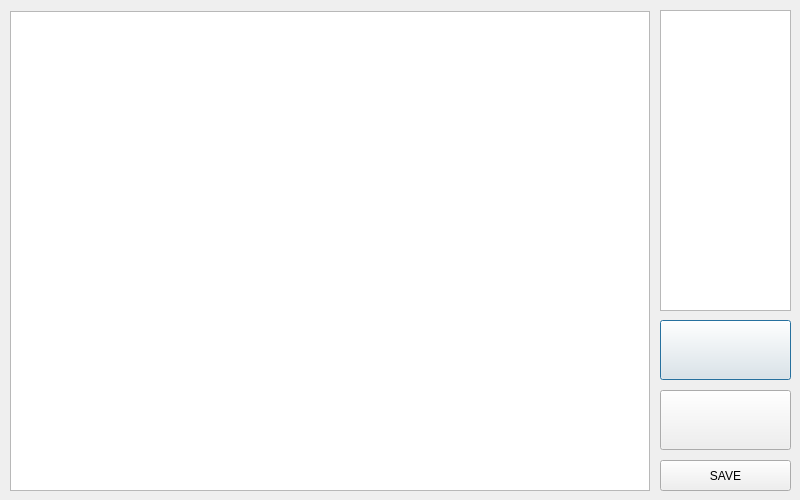
Above: QTFormApp/toolwindow.ui from VASoftLab/QTFormApp before the change. Below: the same form after it.
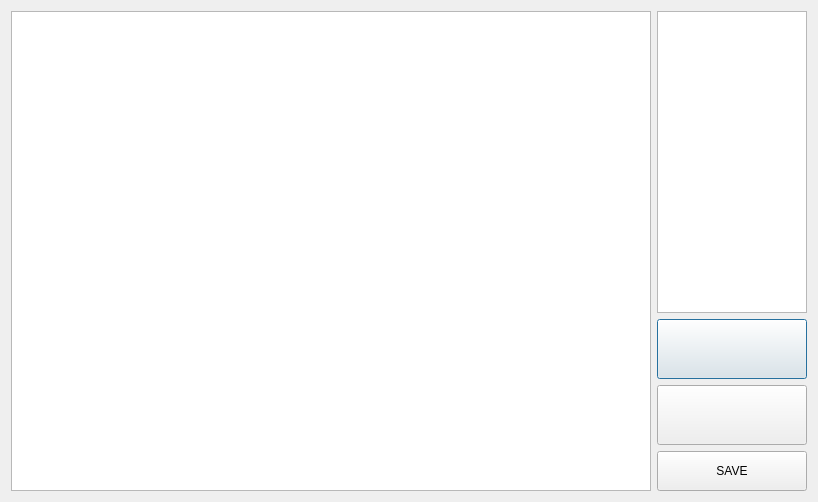
That is the form after the change.

The edit to the form file:
```diff
--- a/QTFormApp/toolwindow.ui
+++ b/QTFormApp/toolwindow.ui
@@ -6,72 +6,25 @@
    <rect>
     <x>0</x>
     <y>0</y>
-    <width>800</width>
+    <width>818</width>
     <height>500</height>
    </rect>
   </property>
+  <property name="sizePolicy">
+   <sizepolicy hsizetype="Preferred" vsizetype="Preferred">
+    <horstretch>0</horstretch>
+    <verstretch>0</verstretch>
+   </sizepolicy>
+  </property>
   <property name="windowTitle">
    <string>Tool Window</string>
   </property>
-  <widget class="QPushButton" name="btn2D">
-   <property name="geometry">
-    <rect>
-     <x>660</x>
-     <y>320</y>
-     <width>131</width>
-     <height>60</height>
-    </rect>
-   </property>
-   <property name="text">
-    <string/>
-   </property>
-  </widget>
-  <widget class="QPushButton" name="btn3D">
-   <property name="geometry">
-    <rect>
-     <x>660</x>
-     <y>390</y>
-     <width>131</width>
-     <height>60</height>
-    </rect>
-   </property>
-   <property name="text">
-    <string/>
-   </property>
-  </widget>
-  <widget class="QPushButton" name="btnSave">
-   <property name="geometry">
-    <rect>
-     <x>660</x>
-     <y>460</y>
-     <width>131</width>
-     <height>31</height>
-    </rect>
-   </property>
-   <property name="text">
-    <string>SAVE</string>
-   </property>
-  </widget>
-  <widget class="QListWidget" name="lswClusters">
-   <property name="geometry">
-    <rect>
-     <x>660</x>
-     <y>10</y>
-     <width>131</width>
-     <height>301</height>
-    </rect>
-   </property>
-  </widget>
-  <widget class="QWidget" name="verticalLayoutWidget">
-   <property name="geometry">
-    <rect>
-     <x>10</x>
-     <y>10</y>
-     <width>642</width>
-     <height>482</height>
-    </rect>
-   </property>
+  <layout class="QGridLayout" name="gridLayout">
+   <item row="0" column="0">
    <layout class="QVBoxLayout" name="verticalLayout">
+     <property name="sizeConstraint">
+      <enum>QLayout::SetFixedSize</enum>
+     </property>
     <item>
      <widget class="QGraphicsView" name="graphicsView">
       <property name="sizePolicy">
@@ -101,7 +54,109 @@
      </widget>
     </item>
    </layout>
-  </widget>
+   </item>
+   <item row="0" column="1">
+    <layout class="QVBoxLayout" name="verticalLayoutBtn">
+     <item>
+      <widget class="QListWidget" name="lswClusters">
+       <property name="sizePolicy">
+        <sizepolicy hsizetype="Fixed" vsizetype="Expanding">
+         <horstretch>0</horstretch>
+         <verstretch>0</verstretch>
+        </sizepolicy>
+       </property>
+       <property name="minimumSize">
+        <size>
+         <width>150</width>
+         <height>0</height>
+        </size>
+       </property>
+       <property name="maximumSize">
+        <size>
+         <width>150</width>
+         <height>16777215</height>
+        </size>
+       </property>
+      </widget>
+     </item>
+     <item>
+      <widget class="QPushButton" name="btn2D">
+       <property name="sizePolicy">
+        <sizepolicy hsizetype="Fixed" vsizetype="Fixed">
+         <horstretch>0</horstretch>
+         <verstretch>0</verstretch>
+        </sizepolicy>
+       </property>
+       <property name="minimumSize">
+        <size>
+         <width>150</width>
+         <height>60</height>
+        </size>
+       </property>
+       <property name="maximumSize">
+        <size>
+         <width>150</width>
+         <height>60</height>
+        </size>
+       </property>
+       <property name="text">
+        <string/>
+       </property>
+      </widget>
+     </item>
+     <item>
+      <widget class="QPushButton" name="btn3D">
+       <property name="sizePolicy">
+        <sizepolicy hsizetype="Fixed" vsizetype="Fixed">
+         <horstretch>0</horstretch>
+         <verstretch>0</verstretch>
+        </sizepolicy>
+       </property>
+       <property name="minimumSize">
+        <size>
+         <width>150</width>
+         <height>60</height>
+        </size>
+       </property>
+       <property name="maximumSize">
+        <size>
+         <width>150</width>
+         <height>60</height>
+        </size>
+       </property>
+       <property name="text">
+        <string/>
+       </property>
+      </widget>
+     </item>
+     <item>
+      <widget class="QPushButton" name="btnSave">
+       <property name="sizePolicy">
+        <sizepolicy hsizetype="Fixed" vsizetype="Fixed">
+         <horstretch>0</horstretch>
+         <verstretch>0</verstretch>
+        </sizepolicy>
+       </property>
+       <property name="minimumSize">
+        <size>
+         <width>150</width>
+         <height>40</height>
+        </size>
+       </property>
+       <property name="maximumSize">
+        <size>
+         <width>40</width>
+         <height>16777215</height>
+        </size>
+       </property>
+       <property name="text">
+        <string>SAVE</string>
+       </property>
+      </widget>
+     </item>
+    </layout>
+   </item>
+  </layout>
  </widget>
  <resources/>
  <connections/>
```
Left out of the diff: 3 changed lines with no effect on the pictures. Lines whose indentation alone changed are shown as unchanged.
